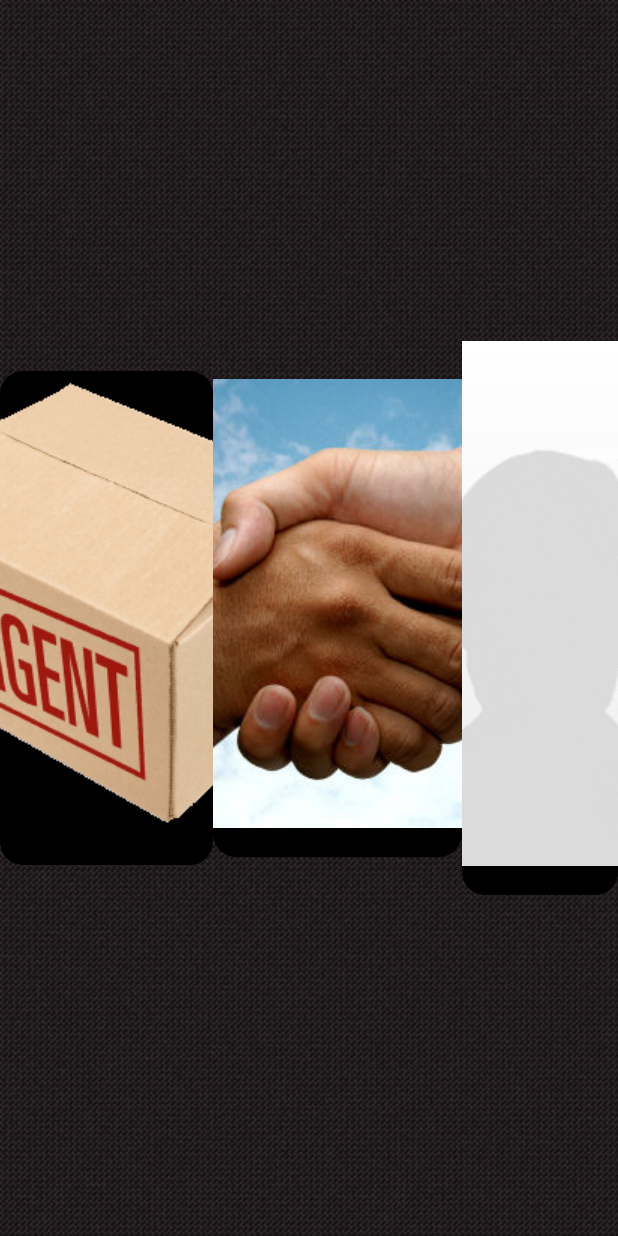
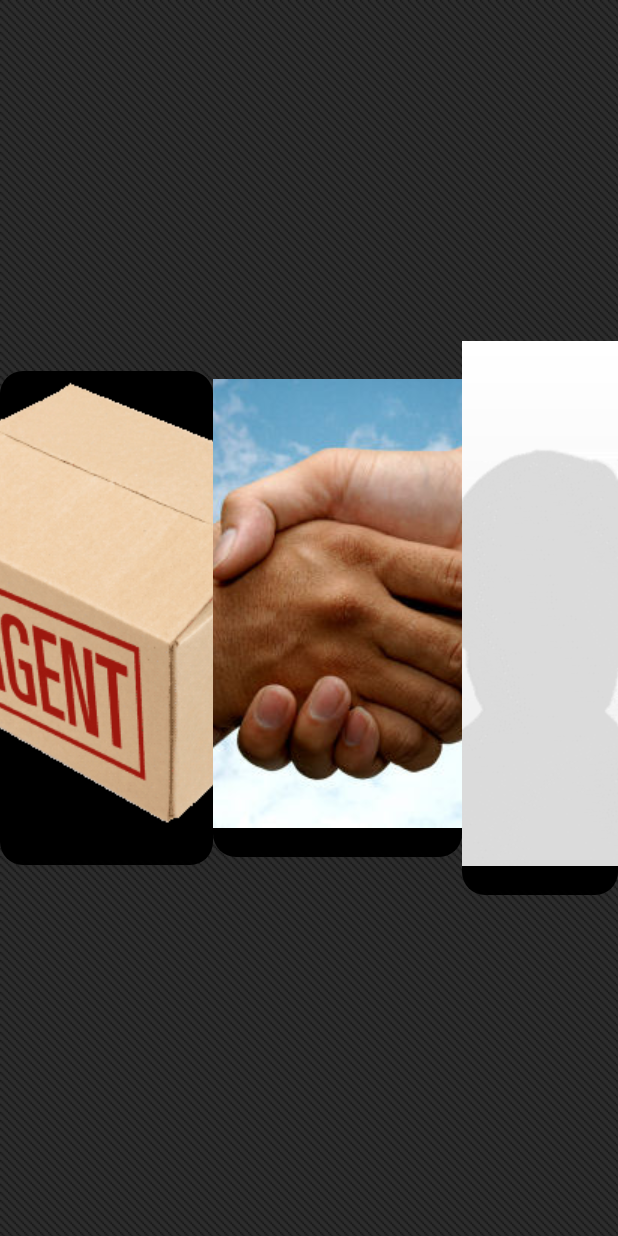
Before and after one commit to timothyarmstrong/covrme-android-client, an Android app: the screen it shows after launch (FullscreenActivity), on a phone screen of 412 x 824 dp. Run offline under Robolectric (Android 15) with nearby library versions, the phone set to English and light mode, and no system bars.

Commit message:
Delete unused backgrounds, friend image

```diff
--- a/CovrMe/src/main/res/drawable/app_background.xml
+++ b/CovrMe/src/main/res/drawable/app_background.xml
@@ -1,5 +1,5 @@
 <?xml version="1.0" encoding="utf-8"?>
 <bitmap xmlns:android="http://schemas.android.com/apk/res/android"
-        android:src="@drawable/dark_canvas"
+        android:src="@drawable/dinpattern"
         android:tileMode="repeat"
 />
```
Also changed, not shown: CovrMe/src/main/res/drawable/dinpattern.gif (added), CovrMe/src/main/res/drawable/friends.jpg (deleted).
